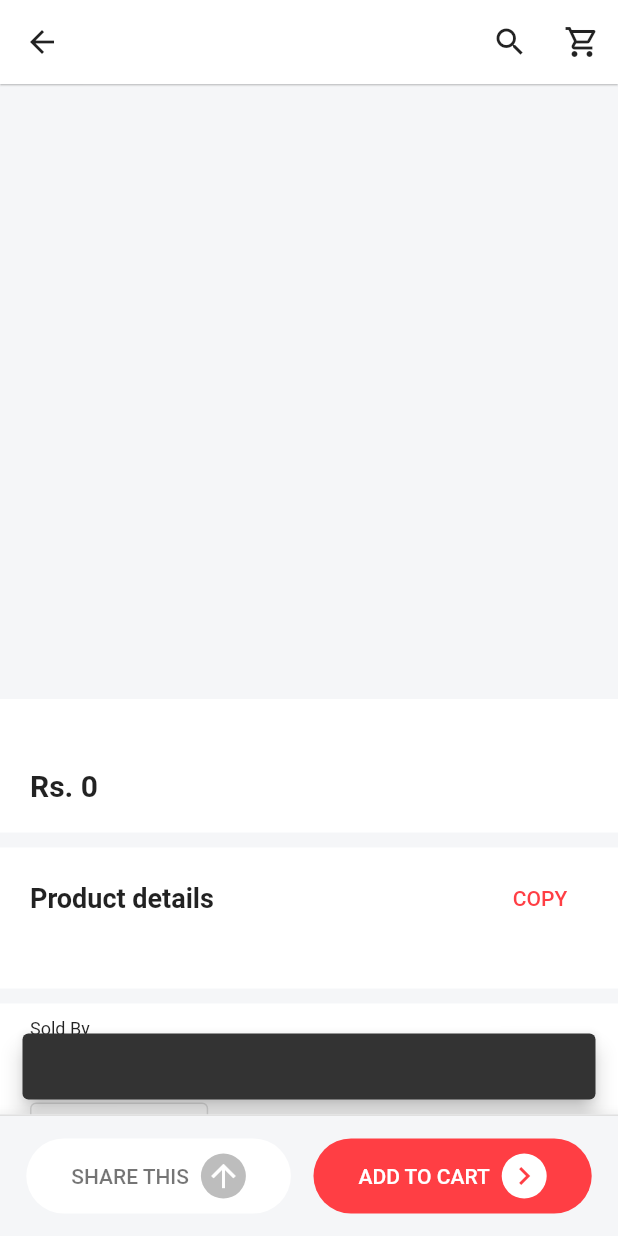
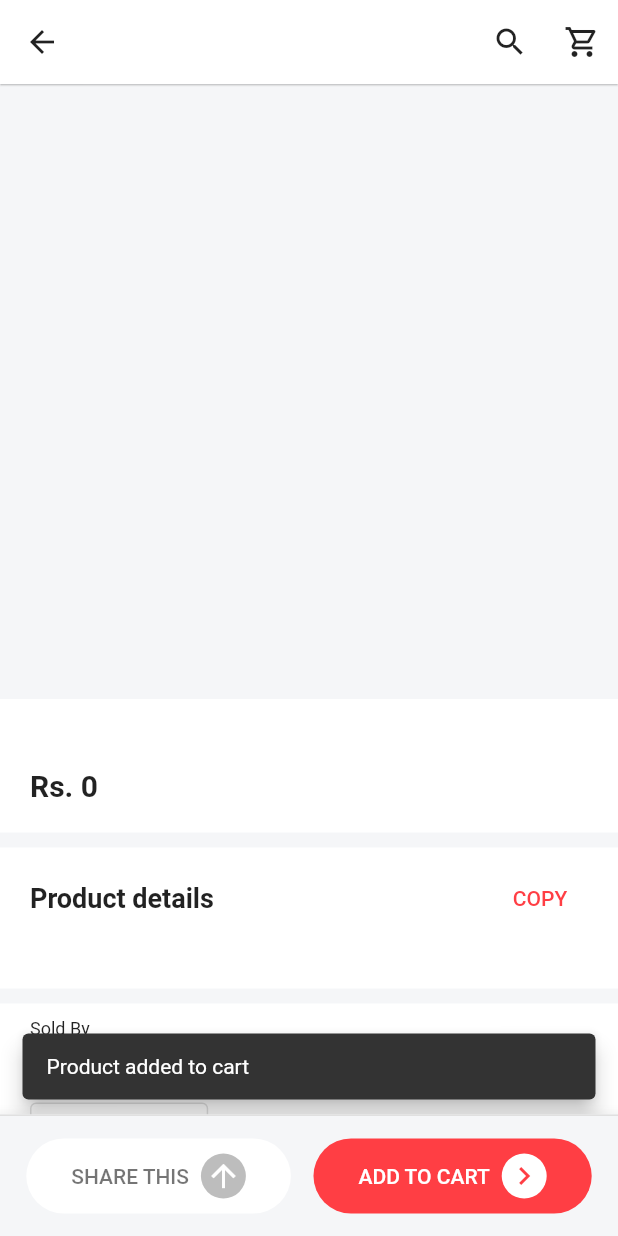
Before and after one commit to zohaib304/app-fnf, a Flutter app: the ProductDetails screen opened directly with empty values, after a tap on "ADD TO CART", on a phone screen of 412 x 824 dp. Run offline on Flutter 3.47's test engine with Material 2 defaults, Android fonts, the phone set to English and light mode, and no system bars; drawn by our look-alikes of carousel_slider; our stand-ins replace cached_network_image, cloud_firestore, firebase_auth, firebase_core, google_sign_in, share_plus; accounts and stored records are empty.

Commit message:
remove unused pckg

```diff
--- a/lib/Pages/product_details.dart
+++ b/lib/Pages/product_details.dart
@@ -302,19 +302,22 @@ class _ProductDetailsState extends State<ProductDetails> {
                       );
                     } else {
                       // TODO:
-                      addToCart.addToCart(
+                      addToCart
+                          .addToCart(
                               context,
                               product.productId,
                               product.name,
                               product.price,
                               product.supplierId,
-                          firebaseUser.uid);
+                              firebaseUser.uid)
+                          .then((value) {
                         ScaffoldMessenger.of(context).showSnackBar(
-                        SnackBar(
+                          const SnackBar(
                             behavior: SnackBarBehavior.floating,
-                          content: Text(product.name),
+                            content: Text("Product added to cart"),
                           ),
                         );
+                      });
                     }
                   },
                   icon: Container(
--- a/lib/Services/cart.dart
+++ b/lib/Services/cart.dart
@@ -1,7 +1,6 @@
 import 'dart:developer';
 
 import 'package:cloud_firestore/cloud_firestore.dart';
-import 'package:firebase_auth/firebase_auth.dart';
 import 'package:flutter/cupertino.dart';
 
 class Cart with ChangeNotifier {
```
Lines whose indentation alone changed are shown as unchanged.
